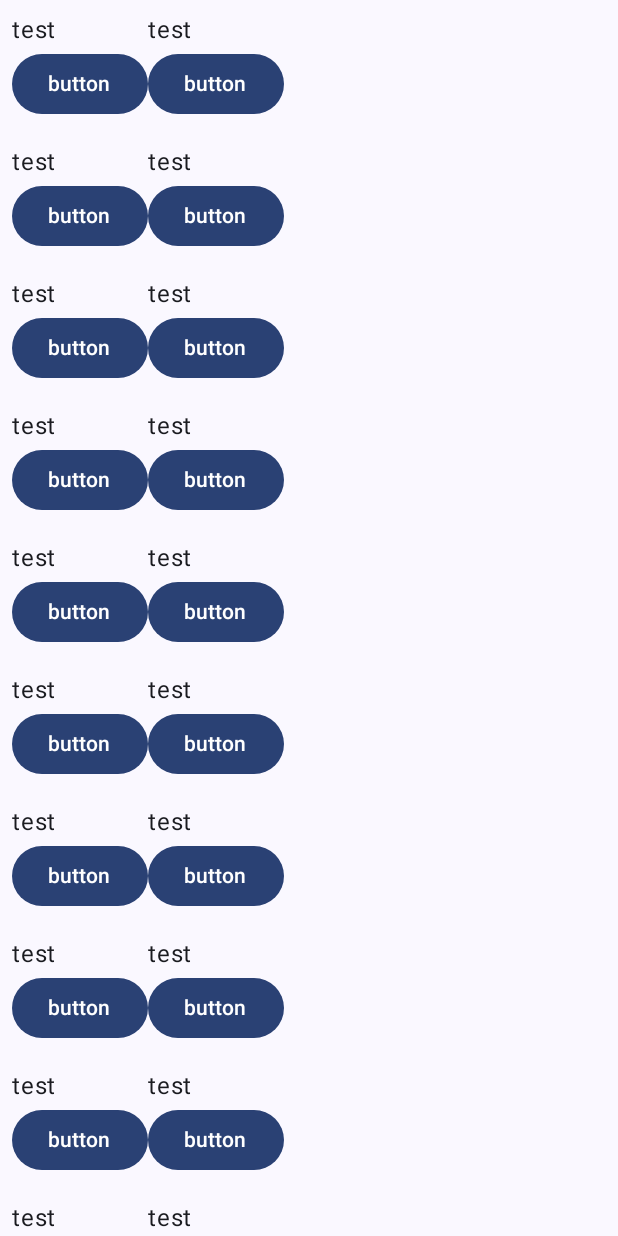
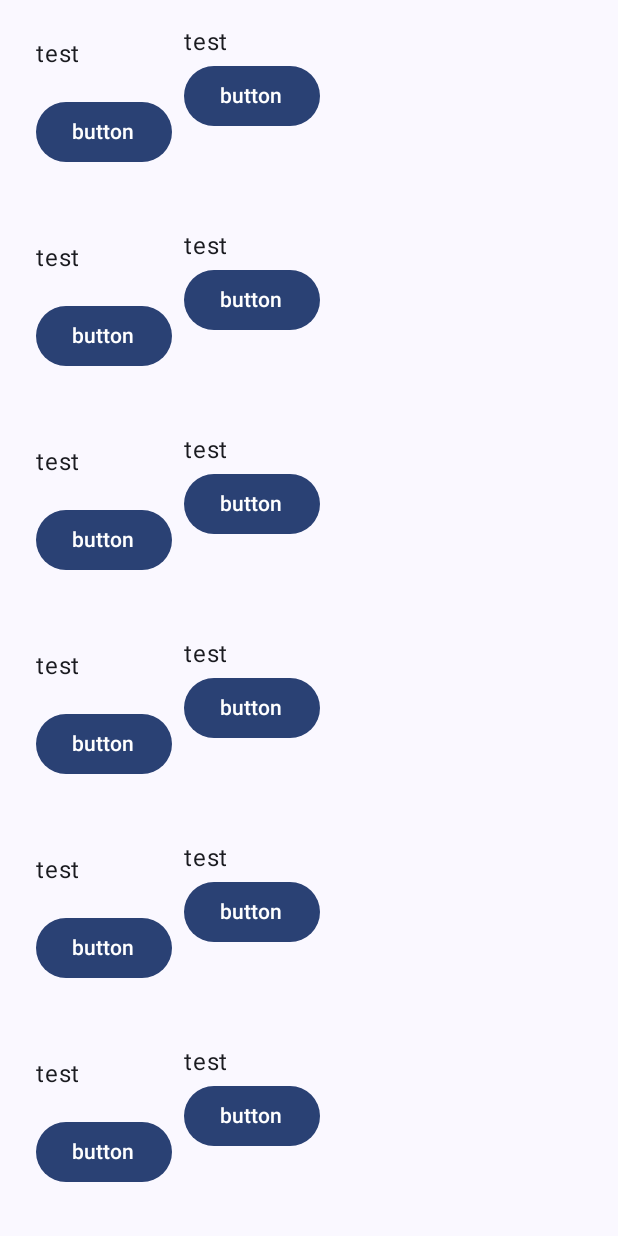
Before and after one commit to Needlide/IPZ_CR_3, an Android app built with Jetpack Compose: the screen it shows after launch (MainActivity), on a phone screen of 412 x 824 dp. Run offline under Robolectric (Android 15) with nearby library versions, the phone set to English and light mode, and no system bars.

Commit message:
Added modifier to the item of the first column. Renamed variable from '_' to 'index'

```diff
--- a/app/src/main/java/ua/edu/lntu/cw3/MainActivity.kt
+++ b/app/src/main/java/ua/edu/lntu/cw3/MainActivity.kt
@@ -39,9 +39,9 @@ class MainActivity : ComponentActivity() {
 fun MainApp(modifier: Modifier = Modifier) {
     LazyColumn{
         items(20) {
-            _ -> Row(Modifier.padding(8.dp)){
+            index -> Row(Modifier.padding(16.dp)){
                 Column {
-                    ListItem()
+                    ListItem(Modifier.padding(8.dp))
                 }
             Column {
                 ListItem()
```
